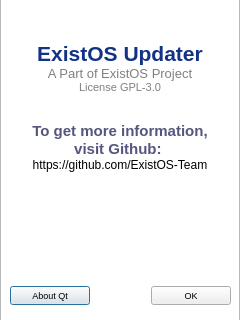
The window that about.ui (ExistOS-Team/ExistOS_Updater_v2) describes before a commit, drawn with Qt 5.
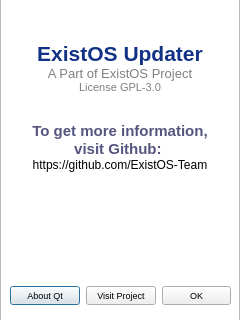
The same window after the commit.

Patch:
```diff
--- a/about.ui
+++ b/about.ui
@@ -104,17 +104,16 @@
      </widget>
     </item>
     <item>
-     <spacer name="horizontalSpacer">
-      <property name="orientation">
-       <enum>Qt::Horizontal</enum>
+     <widget class="QPushButton" name="button_Website">
+      <property name="font">
+       <font>
+        <pointsize>7</pointsize>
+       </font>
       </property>
-      <property name="sizeHint" stdset="0">
-       <size>
-        <width>40</width>
-        <height>20</height>
-       </size>
+      <property name="text">
+       <string>Visit Project</string>
       </property>
-     </spacer>
+     </widget>
     </item>
     <item>
      <widget class="QPushButton" name="button_OK">
```
